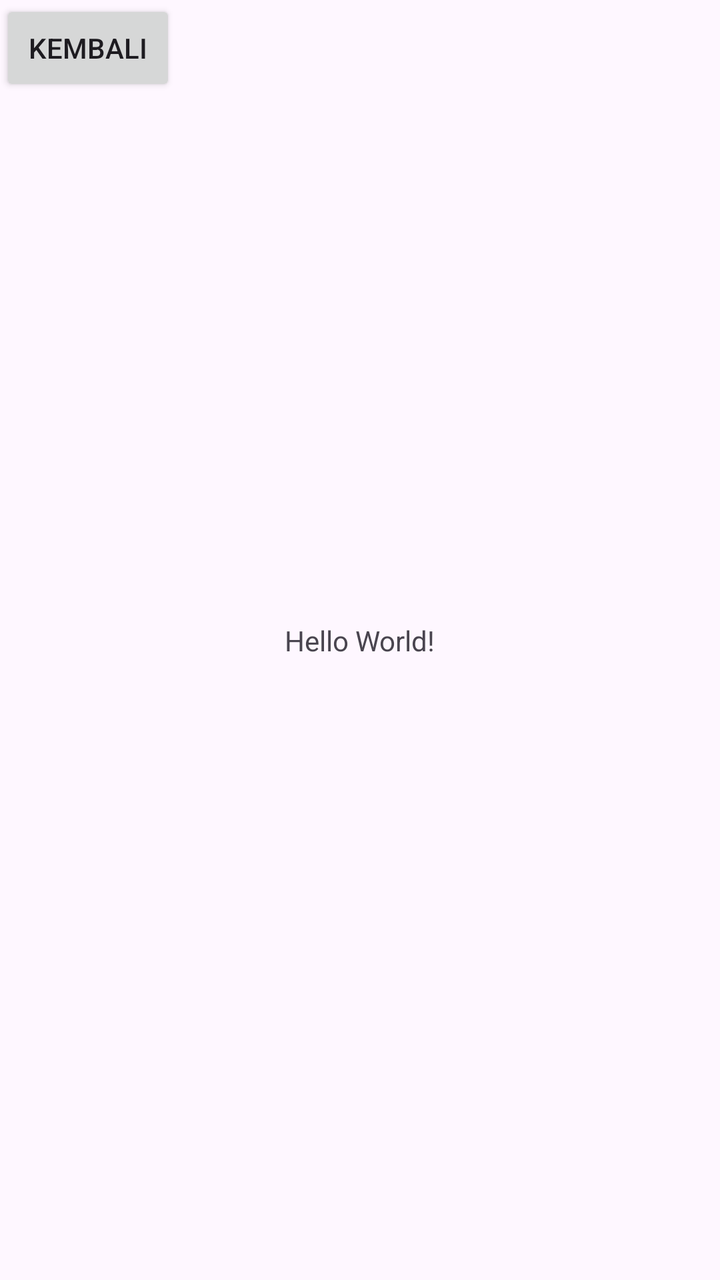
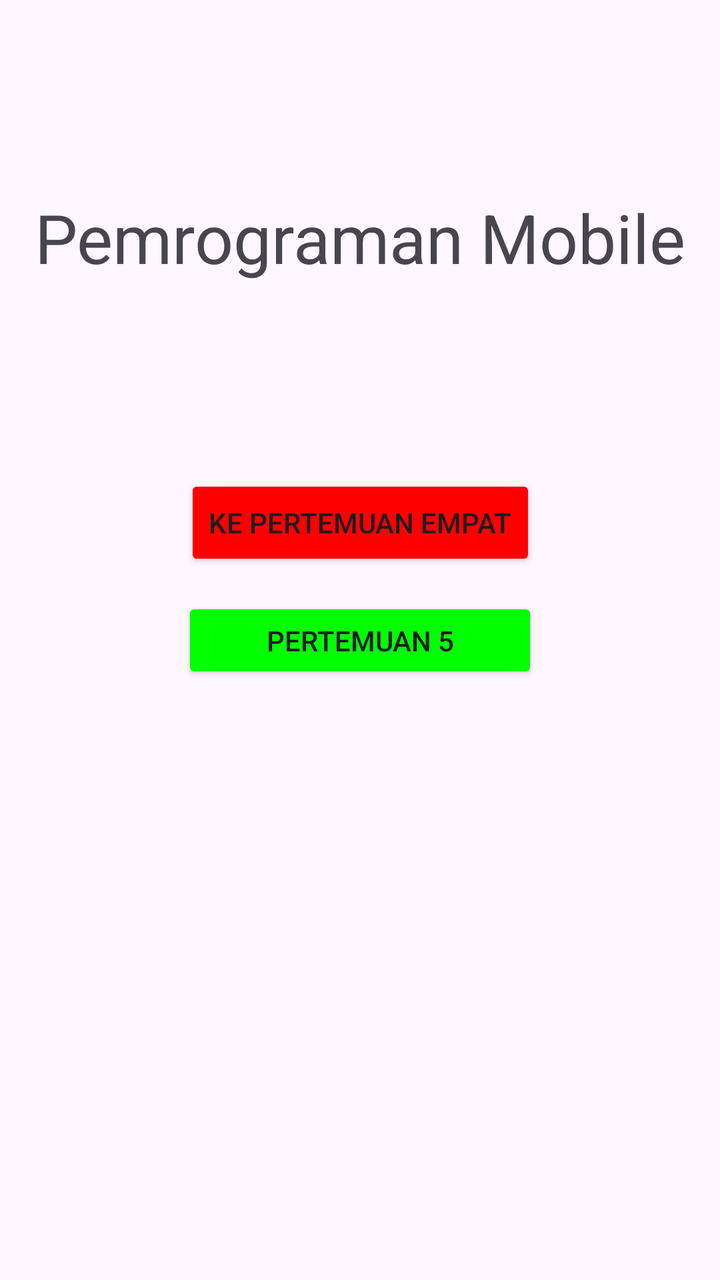

An Android layout rendered at two revisions. The XML below is the earlier revision; the diff shows what the commit changed to produce the second picture.
<!-- AndroidManifest.xml: application theme Theme.Gebi_3TIE_Mobile -->
<!-- res/layout/activity_main.xml -->
<?xml version="1.0" encoding="utf-8"?>
<androidx.constraintlayout.widget.ConstraintLayout xmlns:android="http://schemas.android.com/apk/res/android"
    xmlns:app="http://schemas.android.com/apk/res-auto"
    xmlns:tools="http://schemas.android.com/tools"
    android:id="@+id/main"
    android:layout_width="match_parent"
    android:layout_height="match_parent"
    tools:context=".MainActivity">

    <TextView
        android:layout_width="wrap_content"
        android:layout_height="wrap_content"
        android:text="Hello World!"
        app:layout_constraintBottom_toBottomOf="parent"
        app:layout_constraintEnd_toEndOf="parent"
        app:layout_constraintStart_toStartOf="parent"
        app:layout_constraintTop_toTopOf="parent" />

    <Button
        android:id="@+id/btnToFourth"
        android:layout_width="wrap_content"
        android:layout_height="wrap_content"
        android:text="Kembali"
        tools:layout_editor_absoluteX="159dp"
        tools:layout_editor_absoluteY="394dp" />

</androidx.constraintlayout.widget.ConstraintLayout>
<!-- resources referenced by this layout -->
<resources>
  <style name="Theme.Gebi_3TIE_Mobile" parent="Base.Theme.Gebi_3TIE_Mobile" />
  <style name="Base.Theme.Gebi_3TIE_Mobile" parent="Theme.Material3.DayNight.NoActionBar">
          
          
      </style>
</resources>

<!-- the commit's change to res/layout/activity_main.xml (unified diff, before → after) -->
@@ -1,5 +1,6 @@
 <?xml version="1.0" encoding="utf-8"?>
-<androidx.constraintlayout.widget.ConstraintLayout xmlns:android="http://schemas.android.com/apk/res/android"
+<androidx.constraintlayout.widget.ConstraintLayout
+    xmlns:android="http://schemas.android.com/apk/res/android"
     xmlns:app="http://schemas.android.com/apk/res-auto"
     xmlns:tools="http://schemas.android.com/tools"
     android:id="@+id/main"
@@ -8,10 +9,12 @@
     tools:context=".MainActivity">
 
     <TextView
+        android:id="@+id/textView"
         android:layout_width="wrap_content"
         android:layout_height="wrap_content"
-        android:text="Hello World!"
-        app:layout_constraintBottom_toBottomOf="parent"
+        android:text="Pemrograman Mobile"
+        android:textSize="34sp"
+        app:layout_constraintBottom_toTopOf="@+id/btnToFourth"
         app:layout_constraintEnd_toEndOf="parent"
         app:layout_constraintStart_toStartOf="parent"
         app:layout_constraintTop_toTopOf="parent" />
@@ -20,8 +23,23 @@
         android:id="@+id/btnToFourth"
         android:layout_width="wrap_content"
         android:layout_height="wrap_content"
-        android:text="Kembali"
-        tools:layout_editor_absoluteX="159dp"
-        tools:layout_editor_absoluteY="394dp" />
+        android:text="Ke Pertemuan Empat"
+        android:backgroundTint="@color/red"
+        app:layout_constraintBottom_toBottomOf="parent"
+        app:layout_constraintEnd_toEndOf="parent"
+        app:layout_constraintStart_toStartOf="parent"
+        app:layout_constraintTop_toTopOf="parent"
+        app:layout_constraintVertical_bias="0.401" />
+
+    <Button
+        android:id="@+id/btnToFifth"
+        android:layout_width="178dp"
+        android:layout_height="43dp"
+        android:text="Pertemuan 5"
+        android:backgroundTint="@color/green"
+        app:layout_constraintBottom_toBottomOf="parent"
+        app:layout_constraintEnd_toEndOf="parent"
+        app:layout_constraintStart_toStartOf="parent"
+        app:layout_constraintTop_toTopOf="parent" />
 
 </androidx.constraintlayout.widget.ConstraintLayout>
<!-- resource entries referenced after the edit -->
@@ -1,5 +1,7 @@
 <!-- resources referenced by this layout -->
 <resources>
+  <color name="green">#FF00FF00</color>
+  <color name="red">#FFFF0000</color>
   <style name="Theme.Gebi_3TIE_Mobile" parent="Base.Theme.Gebi_3TIE_Mobile" />
   <style name="Base.Theme.Gebi_3TIE_Mobile" parent="Theme.Material3.DayNight.NoActionBar">
           
